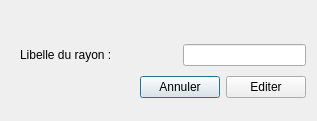
The window that rayon.ui (pfrederic/ListeDeCoursesBO) describes before a commit, drawn with Qt 5.
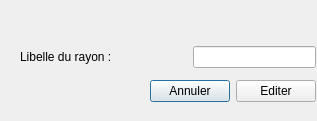
The same window after the commit. Icons and pictures are not drawn.

Patch:
```diff
--- a/rayon.ui
+++ b/rayon.ui
@@ -13,13 +13,13 @@
   <property name="windowTitle">
    <string>Dialog</string>
   </property>
-  <widget class="QWidget" name="">
+  <widget class="QWidget" name="layoutWidget">
    <property name="geometry">
     <rect>
      <x>20</x>
      <y>40</y>
-     <width>286</width>
-     <height>62</height>
+     <width>296</width>
+     <height>69</height>
     </rect>
    </property>
    <layout class="QGridLayout" name="gridLayout">
```
Left out of the diff: 12 changed lines with no effect on the pictures.
